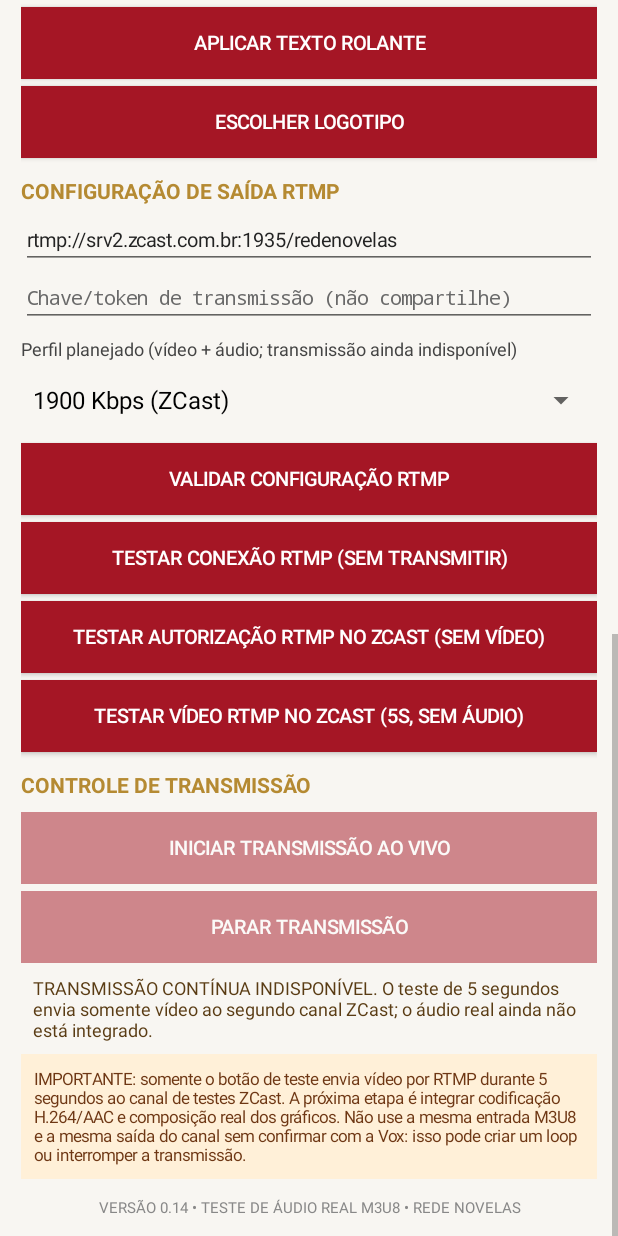
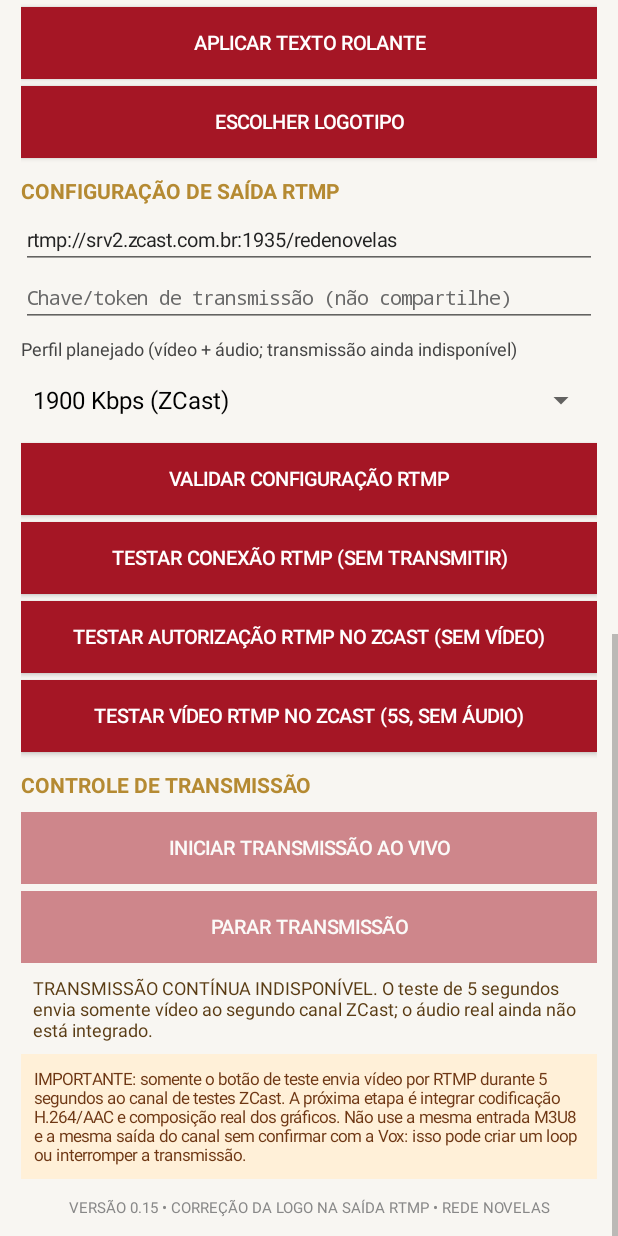
Before and after one commit to anjoslucas1994-glitch/OBS-Mobile-RN, an Android app: the screen it shows after launch (MainActivity), scrolled down 867 dp, on a phone screen of 412 x 824 dp. Run offline under Robolectric (Android 15) with nearby library versions, the phone set to English and light mode, and no system bars; pictures from the network do not load.

Commit message:
Update displayed version to v0.15

```diff
--- a/android-source/app/src/main/java/com/rednovelas/obsmobilern/MainActivity.kt
+++ b/android-source/app/src/main/java/com/rednovelas/obsmobilern/MainActivity.kt
@@ -469,7 +469,7 @@ class MainActivity : AppCompatActivity() {
         root.addView(warning)
 
         val footer = TextView(this).apply {
-            text = "VERSÃO 0.14 • TESTE DE ÁUDIO REAL M3U8 • REDE NOVELAS"
+            text = "VERSÃO 0.15 • CORREÇÃO DA LOGO NA SAÍDA RTMP • REDE NOVELAS"
             textSize = 10f
             setTextColor(Color.GRAY)
             gravity = Gravity.CENTER
```
